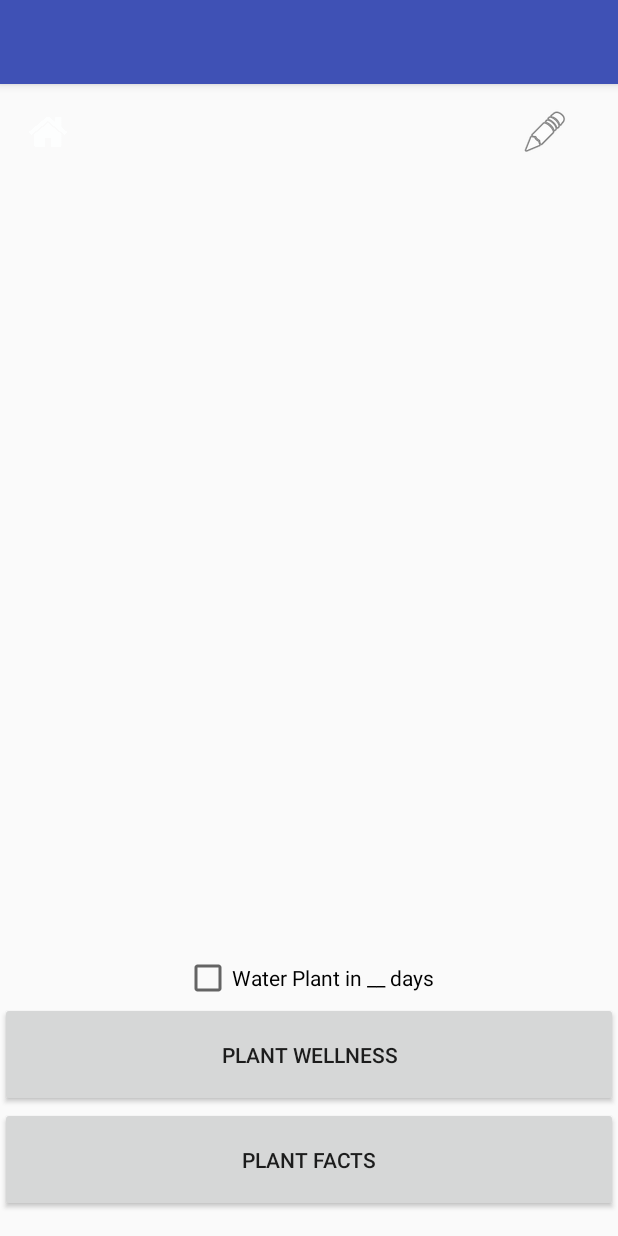
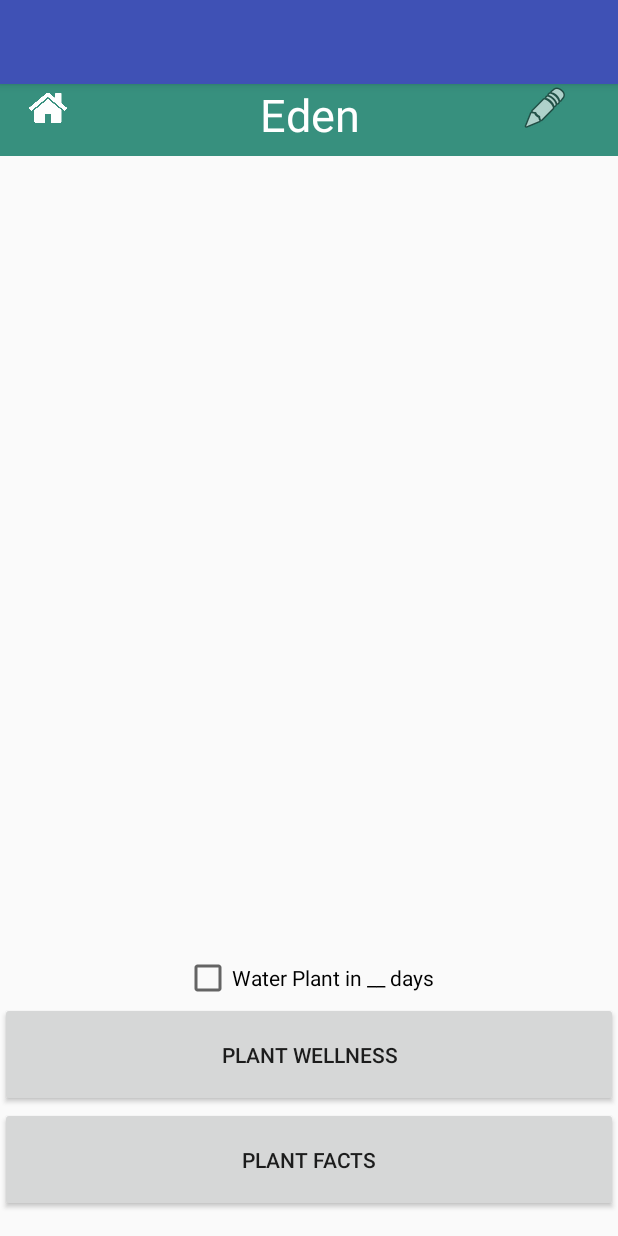
Before and after one commit to joshmlee/PlantApp, an Android app: the PlantProfile screen opened directly, with no data from a screen before it, on a phone screen of 412 x 824 dp. Run offline under Robolectric (Android 15) with nearby library versions, the phone set to English and light mode, and no system bars.

Commit message:
activity bar

```diff
--- a/app/src/main/res/layout/activity_plant_profile.xml
+++ b/app/src/main/res/layout/activity_plant_profile.xml
@@ -6,9 +6,22 @@
     android:paddingBottom="@dimen/activity_vertical_margin"
     android:paddingLeft="0dp"
     android:paddingRight="0dp"
-    android:paddingTop="@dimen/activity_vertical_margin"
+    android:paddingTop="0dp"
     tools:context="com.example.joshualee.plantapp.PlantProfile">
 
+    <TextView
+        android:layout_width="wrap_content"
+        android:layout_height="wrap_content"
+        android:text="Eden"
+        android:id="@+id/textViewEden"
+        android:layout_alignBottom="@+id/Homebutton"
+        android:layout_alignEnd="@+id/EditButton"
+        android:layout_alignParentStart="true"
+        android:layout_alignParentTop="true"
+        android:textAlignment="center"
+        android:textColor="#ffffff"
+        android:background="#37907e"
+        android:textSize="30dp" />
     <Button
         android:layout_width="600dp"
         android:layout_height="70dp"
@@ -31,8 +44,8 @@
         android:layout_width="283dp"
         android:layout_height="284dp"
         android:id="@+id/imageViewPlant"
-        android:layout_alignParentTop="true"
-        android:layout_centerHorizontal="true" />
+        android:layout_centerHorizontal="true"
+        android:layout_below="@+id/Homebutton" />
 
     <TextView
         android:layout_width="wrap_content"
@@ -99,4 +112,6 @@
         android:layout_below="@+id/PlantName"
         android:layout_centerHorizontal="true" />
 
+
+
 </RelativeLayout>
```
